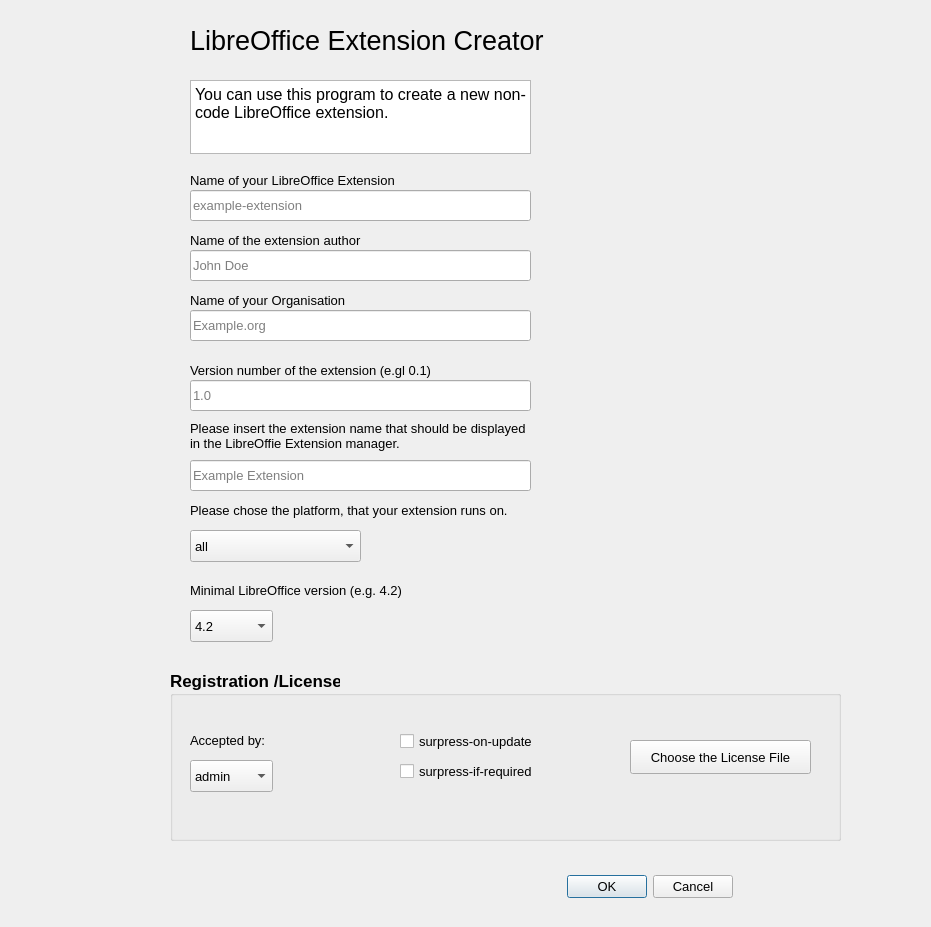
First picture: the form in extensioncreator.ui, repository andreasma/liboextensioncreator, before the edit.
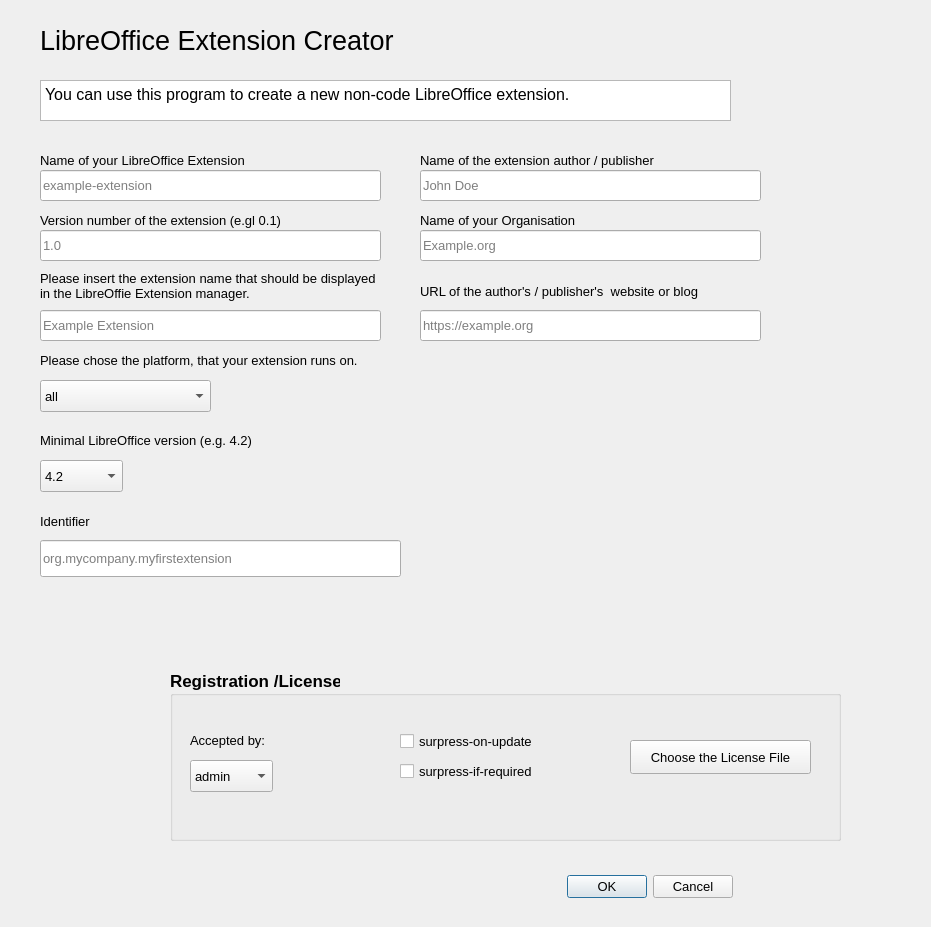
Second picture: the form after the edit.

Commit message: add fields and improve the dialog further

Patch:
```diff
--- a/extensioncreator.ui
+++ b/extensioncreator.ui
@@ -27,8 +27,8 @@
   <widget class="QLineEdit" name="ExtensionName">
    <property name="geometry">
     <rect>
-     <x>190</x>
-     <y>190</y>
+     <x>40</x>
+     <y>170</y>
      <width>341</width>
      <height>31</height>
     </rect>
@@ -43,8 +43,8 @@
   <widget class="QLabel" name="label">
    <property name="geometry">
     <rect>
-     <x>190</x>
-     <y>170</y>
+     <x>40</x>
+     <y>150</y>
      <width>431</width>
      <height>20</height>
     </rect>
@@ -61,8 +61,8 @@
   <widget class="QLineEdit" name="Organization">
    <property name="geometry">
     <rect>
-     <x>190</x>
-     <y>310</y>
+     <x>420</x>
+     <y>230</y>
      <width>341</width>
      <height>31</height>
     </rect>
@@ -74,8 +74,8 @@
   <widget class="QLabel" name="label_2">
    <property name="geometry">
     <rect>
-     <x>190</x>
-     <y>290</y>
+     <x>420</x>
+     <y>210</y>
      <width>341</width>
      <height>20</height>
     </rect>
@@ -92,7 +92,7 @@
   <widget class="QLabel" name="label_3">
    <property name="geometry">
     <rect>
-     <x>190</x>
+     <x>40</x>
      <y>20</y>
      <width>451</width>
      <height>41</height>
@@ -110,10 +110,10 @@
   <widget class="QTextEdit" name="textEdit">
    <property name="geometry">
     <rect>
-     <x>190</x>
+     <x>40</x>
      <y>80</y>
-     <width>341</width>
-     <height>74</height>
+     <width>691</width>
+     <height>41</height>
     </rect>
    </property>
    <property name="readOnly">
@@ -130,8 +130,8 @@
   <widget class="QLabel" name="label_4">
    <property name="geometry">
     <rect>
-     <x>190</x>
-     <y>360</y>
+     <x>40</x>
+     <y>210</y>
      <width>371</width>
      <height>20</height>
     </rect>
@@ -148,8 +148,8 @@
   <widget class="QLineEdit" name="ExtensionVersion">
    <property name="geometry">
     <rect>
-     <x>190</x>
-     <y>380</y>
+     <x>40</x>
+     <y>230</y>
      <width>341</width>
      <height>31</height>
     </rect>
@@ -164,8 +164,8 @@
   <widget class="QLabel" name="label_5">
    <property name="geometry">
     <rect>
-     <x>190</x>
-     <y>500</y>
+     <x>40</x>
+     <y>350</y>
      <width>341</width>
      <height>20</height>
     </rect>
@@ -182,8 +182,8 @@
   <widget class="QComboBox" name="Platform">
    <property name="geometry">
     <rect>
-     <x>190</x>
-     <y>530</y>
+     <x>40</x>
+     <y>380</y>
      <width>171</width>
      <height>32</height>
     </rect>
@@ -302,8 +302,8 @@
   <widget class="QLabel" name="label_6">
    <property name="geometry">
     <rect>
-     <x>190</x>
-     <y>410</y>
+     <x>40</x>
+     <y>260</y>
      <width>341</width>
      <height>51</height>
     </rect>
@@ -323,8 +323,8 @@
   <widget class="QLineEdit" name="DisplayedName">
    <property name="geometry">
     <rect>
-     <x>190</x>
-     <y>460</y>
+     <x>40</x>
+     <y>310</y>
      <width>341</width>
      <height>31</height>
     </rect>
@@ -339,8 +339,8 @@
   <widget class="QLineEdit" name="Author">
    <property name="geometry">
     <rect>
-     <x>190</x>
-     <y>250</y>
+     <x>420</x>
+     <y>170</y>
      <width>341</width>
      <height>31</height>
     </rect>
@@ -352,8 +352,8 @@
   <widget class="QLabel" name="label_7">
    <property name="geometry">
     <rect>
-     <x>190</x>
-     <y>230</y>
+     <x>420</x>
+     <y>150</y>
      <width>431</width>
      <height>20</height>
     </rect>
@@ -364,14 +364,14 @@
     </font>
    </property>
    <property name="text">
-    <string>Name of the extension author </string>
+    <string>Name of the extension author / publisher</string>
    </property>
   </widget>
   <widget class="QLabel" name="label_8">
    <property name="geometry">
     <rect>
-     <x>190</x>
-     <y>580</y>
+     <x>40</x>
+     <y>430</y>
      <width>341</width>
      <height>20</height>
     </rect>
@@ -388,8 +388,8 @@
   <widget class="QComboBox" name="LibreOfficeVersion">
    <property name="geometry">
     <rect>
-     <x>190</x>
-     <y>610</y>
+     <x>40</x>
+     <y>460</y>
      <width>83</width>
      <height>32</height>
     </rect>
@@ -610,6 +610,77 @@
     <set>QDialogButtonBox::Cancel|QDialogButtonBox::Ok</set>
    </property>
   </widget>
+  <widget class="QLabel" name="label_9">
+   <property name="geometry">
+    <rect>
+     <x>420</x>
+     <y>280</y>
+     <width>321</width>
+     <height>23</height>
+    </rect>
+   </property>
+   <property name="text">
+    <string>URL of the author's / publisher's  website or blog </string>
+   </property>
+  </widget>
+  <widget class="QLineEdit" name="Website">
+   <property name="geometry">
+    <rect>
+     <x>420</x>
+     <y>310</y>
+     <width>341</width>
+     <height>31</height>
+    </rect>
+   </property>
+   <property name="inputMethodHints">
+    <set>Qt::ImhNone</set>
+   </property>
+   <property name="placeholderText">
+    <string>https://example.org</string>
+   </property>
+  </widget>
+  <widget class="QLabel" name="label_12">
+   <property name="geometry">
+    <rect>
+     <x>40</x>
+     <y>510</y>
+     <width>71</width>
+     <height>23</height>
+    </rect>
+   </property>
+   <property name="toolTip">
+    <string>&lt;!DOCTYPE HTML PUBLIC &quot;-//W3C//DTD HTML 4.0//EN&quot; &quot;http://www.w3.org/TR/REC-html40/strict.dtd&quot;&gt;
+&lt;html&gt;&lt;head&gt;&lt;meta name=&quot;qrichtext&quot; content=&quot;1&quot; /&gt;&lt;style type=&quot;text/css&quot;&gt;
+p, li { white-space: pre-wrap; }
+&lt;/style&gt;&lt;/head&gt;&lt;body style=&quot; font-family:'Noto Sans'; font-size:12pt; font-weight:400; font-style:normal;&quot;&gt;
+&lt;p style=&quot; margin-top:0px; margin-bottom:0px; margin-left:0px; margin-right:0px; -qt-block-indent:0; text-indent:0px;&quot;&gt;A unique identifier for the extension. It is used from the LibreOffice extension manager to differentiate between extensions and maybe for an extension update process.&lt;/p&gt;
+&lt;p style=&quot; margin-top:0px; margin-bottom:0px; margin-left:0px; margin-right:0px; -qt-block-indent:0; text-indent:0px;&quot;&gt;Example for the identifier: 'o r g . mycompany . m y f i r s t e x t e n s i o n'&lt;/p&gt;&lt;/body&gt;&lt;/html&gt;</string>
+   </property>
+   <property name="text">
+    <string>Identifier</string>
+   </property>
+  </widget>
+  <widget class="QLineEdit" name="lineEdit">
+   <property name="geometry">
+    <rect>
+     <x>40</x>
+     <y>540</y>
+     <width>361</width>
+     <height>37</height>
+    </rect>
+   </property>
+   <property name="toolTip">
+    <string>&lt;!DOCTYPE HTML PUBLIC &quot;-//W3C//DTD HTML 4.0//EN&quot; &quot;http://www.w3.org/TR/REC-html40/strict.dtd&quot;&gt;
+&lt;html&gt;&lt;head&gt;&lt;meta name=&quot;qrichtext&quot; content=&quot;1&quot; /&gt;&lt;style type=&quot;text/css&quot;&gt;
+p, li { white-space: pre-wrap; }
+&lt;/style&gt;&lt;/head&gt;&lt;body style=&quot; font-family:'Noto Sans'; font-size:12pt; font-weight:400; font-style:normal;&quot;&gt;
+&lt;p style=&quot; margin-top:0px; margin-bottom:0px; margin-left:0px; margin-right:0px; -qt-block-indent:0; text-indent:0px;&quot;&gt;A unique identifier for the extension. It is used from the LibreOffice extension manager to differentiate between extensions and maybe for an extension update process.&lt;/p&gt;
+&lt;p style=&quot; margin-top:0px; margin-bottom:0px; margin-left:0px; margin-right:0px; -qt-block-indent:0; text-indent:0px;&quot;&gt;Example for the identifier: 'o r g . mycompany . m y f i r s t e x t e n s i o n'&lt;/p&gt;&lt;/body&gt;&lt;/html&gt;</string>
+   </property>
+   <property name="placeholderText">
+    <string>org.mycompany.myfirstextension</string>
+   </property>
+  </widget>
  </widget>
  <tabstops>
   <tabstop>ExtensionName</tabstop>
```
Left out of the diff: 3 changed lines with no effect on the pictures.
